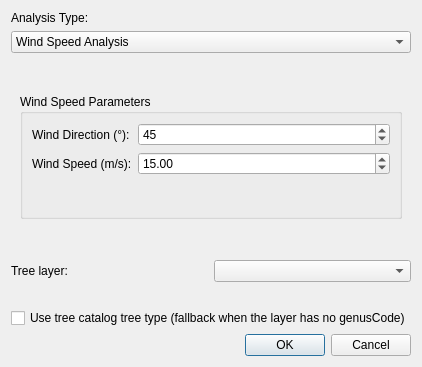
Above: infrared_city_gis/infrared_city_run_simulation_dialog.ui from Infrared-city/qgis-plugin before the change. Below: the same form after it.
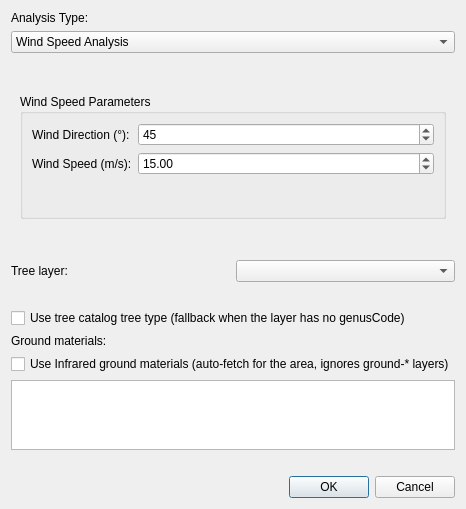
That is the form after the change.

Commit message: feat: ground-material layers — fetch, edit, and include surfaces in simulations

```diff
--- a/infrared_city_gis/infrared_city_run_simulation_dialog.ui
+++ b/infrared_city_gis/infrared_city_run_simulation_dialog.ui
@@ -492,6 +492,43 @@
      </property>
     </widget>
    </item>
+   <item>
+    <widget class="QLabel" name="label_ground_materials">
+     <property name="text">
+      <string>Ground materials:</string>
+     </property>
+    </widget>
+   </item>
+   <item>
+    <widget class="QCheckBox" name="use_infrared_ground_checkbox">
+     <property name="text">
+      <string>Use Infrared ground materials (auto-fetch for the area, ignores ground-* layers)</string>
+     </property>
+    </widget>
+   </item>
+   <item>
+    <widget class="QListWidget" name="ground_materials_list">
+     <property name="toolTip">
+      <string>Tick the ground-* layers to include as surface materials. Unticked surfaces run with the server default.</string>
+     </property>
+     <property name="maximumSize">
+      <size>
+       <width>16777215</width>
+       <height>110</height>
+      </size>
+     </property>
+    </widget>
+   </item>
+   <item>
+    <widget class="QLabel" name="ground_validation_label">
+     <property name="text">
+      <string/>
+     </property>
+     <property name="wordWrap">
+      <bool>true</bool>
+     </property>
+    </widget>
+   </item>
    <item>
     <widget class="QDialogButtonBox" name="button_box">
      <property name="orientation">
```
The commit also changes 16 other files.
